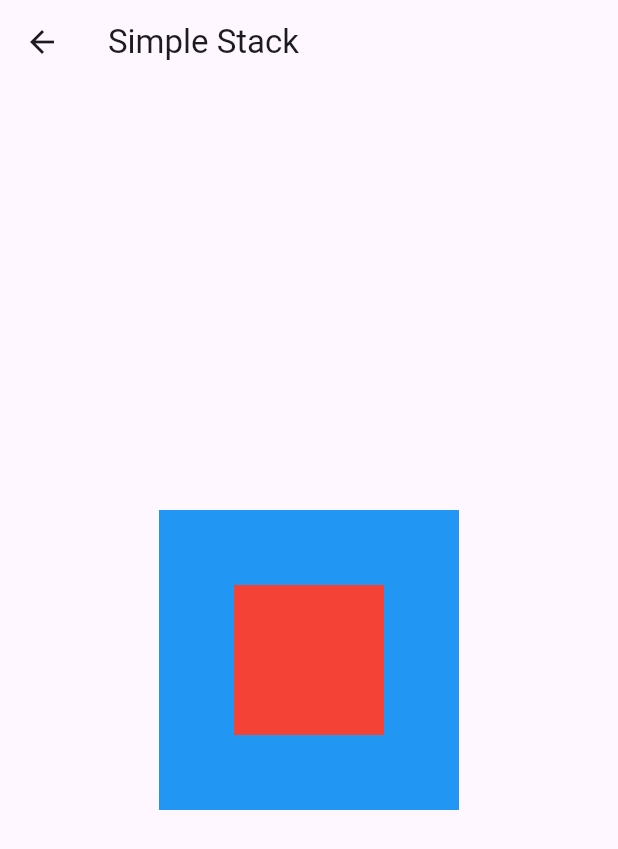
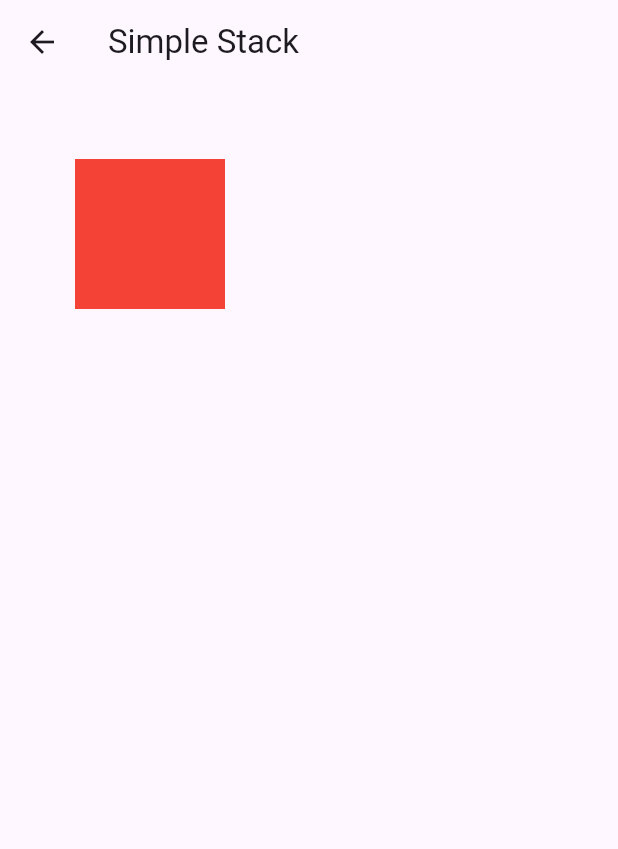
Before and after one commit to Sutharpraveen/stack_flutter, a Flutter app: the screen it shows after launch, after a tap on "Simple Stack", on a phone screen of 412 x 824 dp. Shown: the top 849 px of the screen. Run offline on Flutter 3.47's test engine with Material 3 defaults, Android fonts, the light colour scheme and no system bars; network calls fail.

Commit message:
Updated stack_screen.dart with new feature

```diff
--- a/lib/screen/stack_screen.dart
+++ b/lib/screen/stack_screen.dart
@@ -8,7 +8,7 @@ class FlutterStackExamples extends StatelessWidget {
       debugShowCheckedModeBanner: false,
       title: 'Flutter Stack Examples',
       home: Scaffold(
-        appBar: AppBar(title: Text('Flutter Stack Examples')),
+        appBar: AppBar(title: Text('Flutter Stack Examples praveen')),
         body: ExamplesList(),
       ),
     );
@@ -53,11 +53,9 @@ class SimpleStack extends StatelessWidget {
       body: Center(
         child: Stack(
           children: [
-            Container(
-              width: 200,
-              height: 200,
-              color: Colors.blue,
-            ),
+
+
+
             Positioned(
               top: 50,
               left: 50,
```
